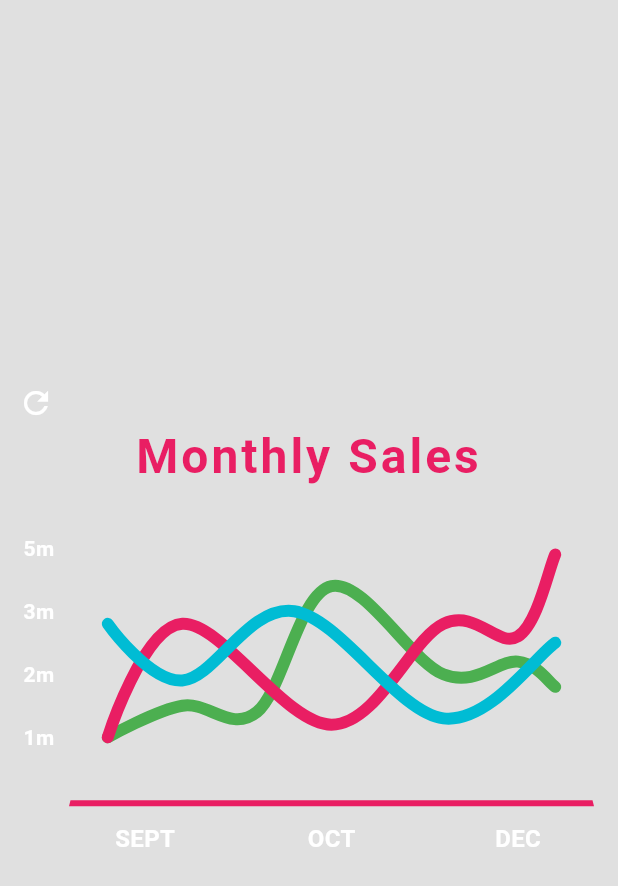
After one commit to umeree/AllTasksOfFlutter, a Flutter app: the screen it shows after launch, after a tap on "Line Chart", on a phone screen of 412 x 824 dp. The commit adds this screen. Shown: the top 886 px of the screen. Run offline on Flutter 3.47's test engine with Material 3 defaults, Android fonts, the phone set to English and light mode, and no system bars; drawn by our look-alikes of fl_chart; our stand-ins replace table_calendar; network calls fail.

Commit message:
Themes Calendar DatePicker

```diff
--- /dev/null
+++ b/lib/LineChat.dart
@@ -0,0 +1,361 @@
+// import 'package:fl_chart_app/presentation/resources/app_resources.dart';
+import 'package:fl_chart/fl_chart.dart';
+import 'package:flutter/material.dart';
+
+class _LineChart extends StatelessWidget {
+  const _LineChart({required this.isShowingMainData});
+
+  final bool isShowingMainData;
+
+  @override
+  Widget build(BuildContext context) {
+    return LineChart(
+      isShowingMainData ? sampleData1 : sampleData2,
+      duration: const Duration(milliseconds: 250),
+    );
+  }
+
+  LineChartData get sampleData1 => LineChartData(
+        lineTouchData: lineTouchData1,
+        gridData: gridData,
+        titlesData: titlesData1,
+        borderData: borderData,
+        lineBarsData: lineBarsData1,
+        minX: 0,
+        maxX: 14,
+        maxY: 4,
+        minY: 0,
+      );
+
+  LineChartData get sampleData2 => LineChartData(
+        lineTouchData: lineTouchData2,
+        gridData: gridData,
+        titlesData: titlesData2,
+        borderData: borderData,
+        lineBarsData: lineBarsData2,
+        minX: 0,
+        maxX: 14,
+        maxY: 6,
+        minY: 0,
+      );
+
+  LineTouchData get lineTouchData1 => LineTouchData(
+        handleBuiltInTouches: true,
+        touchTooltipData: LineTouchTooltipData(
+          tooltipBgColor: Colors.blueGrey.withOpacity(0.8),
+        ),
+      );
+
+  FlTitlesData get titlesData1 => FlTitlesData(
+        bottomTitles: AxisTitles(
+          sideTitles: bottomTitles,
+        ),
+        rightTitles: const AxisTitles(
+          sideTitles: SideTitles(showTitles: false),
+        ),
+        topTitles: const AxisTitles(
+          sideTitles: SideTitles(showTitles: false),
+        ),
+        leftTitles: AxisTitles(
+          sideTitles: leftTitles(),
+        ),
+      );
+
+  List<LineChartBarData> get lineBarsData1 => [
+        lineChartBarData1_1,
+        lineChartBarData1_2,
+        lineChartBarData1_3,
+      ];
+
+  LineTouchData get lineTouchData2 => const LineTouchData(
+        enabled: false,
+      );
+
+  FlTitlesData get titlesData2 => FlTitlesData(
+        bottomTitles: AxisTitles(
+          sideTitles: bottomTitles,
+        ),
+        rightTitles: const AxisTitles(
+          sideTitles: SideTitles(showTitles: false),
+        ),
+        topTitles: const AxisTitles(
+          sideTitles: SideTitles(showTitles: false),
+        ),
+        leftTitles: AxisTitles(
+          sideTitles: leftTitles(),
+        ),
+      );
+
+  List<LineChartBarData> get lineBarsData2 => [
+        lineChartBarData2_1,
+        lineChartBarData2_2,
+        lineChartBarData2_3,
+      ];
+
+  Widget leftTitleWidgets(double value, TitleMeta meta) {
+    const style = TextStyle(
+      fontWeight: FontWeight.bold,
+      fontSize: 14,
+    );
+    String text;
+    switch (value.toInt()) {
+      case 1:
+        text = '1m';
+        break;
+      case 2:
+        text = '2m';
+        break;
+      case 3:
+        text = '3m';
+        break;
+      case 4:
+        text = '5m';
+        break;
+      case 5:
+        text = '6m';
+        break;
+      default:
+        return Container();
+    }
+
+    return Text(text, style: style, textAlign: TextAlign.center);
+  }
+
+  SideTitles leftTitles() => SideTitles(
+        getTitlesWidget: leftTitleWidgets,
+        showTitles: true,
+        interval: 1,
+        reservedSize: 40,
+      );
+
+  Widget bottomTitleWidgets(double value, TitleMeta meta) {
+    const style = TextStyle(
+      fontWeight: FontWeight.bold,
+      fontSize: 16,
+    );
+    Widget text;
+    switch (value.toInt()) {
+      case 2:
+        text = const Text('SEPT', style: style);
+        break;
+      case 7:
+        text = const Text('OCT', style: style);
+        break;
+      case 12:
+        text = const Text('DEC', style: style);
+        break;
+      default:
+        text = const Text('');
+        break;
+    }
+
+    return SideTitleWidget(
+      axisSide: meta.axisSide,
+      space: 10,
+      child: text,
+    );
+  }
+
+  SideTitles get bottomTitles => SideTitles(
+        showTitles: true,
+        reservedSize: 32,
+        interval: 1,
+        getTitlesWidget: bottomTitleWidgets,
+      );
+
+  FlGridData get gridData => const FlGridData(show: false);
+
+  FlBorderData get borderData => FlBorderData(
+        show: true,
+        border: Border(
+          bottom: BorderSide(color: Colors.pink, width: 4),
+          left: const BorderSide(color: Colors.transparent),
+          right: const BorderSide(color: Colors.transparent),
+          top: const BorderSide(color: Colors.transparent),
+        ),
+      );
+
+  LineChartBarData get lineChartBarData1_1 => LineChartBarData(
+        isCurved: true,
+        color: Colors.green,
+        barWidth: 8,
+        isStrokeCapRound: true,
+        dotData: const FlDotData(show: false),
+        belowBarData: BarAreaData(show: false),
+        spots: const [
+          FlSpot(1, 1),
+          FlSpot(3, 1.5),
+          FlSpot(5, 1.4),
+          FlSpot(7, 3.4),
+          FlSpot(10, 2),
+          FlSpot(12, 2.2),
+          FlSpot(13, 1.8),
+        ],
+      );
+
+  LineChartBarData get lineChartBarData1_2 => LineChartBarData(
+        isCurved: true,
+        color: Colors.pink,
+        barWidth: 8,
+        isStrokeCapRound: true,
+        dotData: const FlDotData(show: false),
+        belowBarData: BarAreaData(
+          show: false,
+          color: Colors.red,
+        ),
+        spots: const [
+          FlSpot(1, 1),
+          FlSpot(3, 2.8),
+          FlSpot(7, 1.2),
+          FlSpot(10, 2.8),
+          FlSpot(12, 2.6),
+          FlSpot(13, 3.9),
+        ],
+      );
+
+  LineChartBarData get lineChartBarData1_3 => LineChartBarData(
+        isCurved: true,
+        color: Colors.cyan,
+        barWidth: 8,
+        isStrokeCapRound: true,
+        dotData: const FlDotData(show: false),
+        belowBarData: BarAreaData(show: false),
+        spots: const [
+          FlSpot(1, 2.8),
+          FlSpot(3, 1.9),
+          FlSpot(6, 3),
+          FlSpot(10, 1.3),
+          FlSpot(13, 2.5),
+        ],
+      );
+
+  LineChartBarData get lineChartBarData2_1 => LineChartBarData(
+        isCurved: true,
+        curveSmoothness: 0,
+        color: Colors.green[50],
+        barWidth: 4,
+        isStrokeCapRound: true,
+        dotData: const FlDotData(show: false),
+        belowBarData: BarAreaData(show: false),
+        spots: const [
+          FlSpot(1, 1),
+          FlSpot(3, 4),
+          FlSpot(5, 1.8),
+          FlSpot(7, 5),
+          FlSpot(10, 2),
+          FlSpot(12, 2.2),
+          FlSpot(13, 1.8),
+        ],
+      );
+
+  LineChartBarData get lineChartBarData2_2 => LineChartBarData(
+        isCurved: true,
+        color: Colors.pink,
+        barWidth: 4,
+        isStrokeCapRound: true,
+        dotData: const FlDotData(show: false),
+        belowBarData: BarAreaData(
+          show: true,
+          color: Colors.pink,
+        ),
+        spots: const [
+          FlSpot(1, 1),
+          FlSpot(3, 2.8),
+          FlSpot(7, 1.2),
+          FlSpot(10, 2.8),
+          FlSpot(12, 2.6),
+          FlSpot(13, 3.9),
+        ],
+      );
+
+  LineChartBarData get lineChartBarData2_3 => LineChartBarData(
+        isCurved: true,
+        curveSmoothness: 0,
+        color: Colors.cyan,
+        barWidth: 2,
+        isStrokeCapRound: true,
+        dotData: const FlDotData(show: true),
+        belowBarData: BarAreaData(show: false),
+        spots: const [
+          FlSpot(1, 3.8),
+          FlSpot(3, 1.9),
+          FlSpot(6, 5),
+          FlSpot(10, 3.3),
+          FlSpot(13, 4.5),
+        ],
+      );
+}
+
+class LineChartSample1 extends StatefulWidget {
+  const LineChartSample1({super.key});
+
+  @override
+  State<StatefulWidget> createState() => LineChartSample1State();
+}
+
+class LineChartSample1State extends State<LineChartSample1> {
+  late bool isShowingMainData;
+
+  @override
+  void initState() {
+    super.initState();
+    isShowingMainData = true;
+  }
+
+  @override
+  Widget build(BuildContext context) {
+    return Scaffold(
+      body: Center(
+        child: AspectRatio(
+          aspectRatio: 1.23,
+          child: Stack(
+            children: <Widget>[
+              Column(
+                crossAxisAlignment: CrossAxisAlignment.stretch,
+                children: <Widget>[
+                  const SizedBox(
+                    height: 37,
+                  ),
+                  const Text(
+                    'Monthly Sales',
+                    style: TextStyle(
+                      color: Colors.pink,
+                      fontSize: 32,
+                      fontWeight: FontWeight.bold,
+                      letterSpacing: 2,
+                    ),
+                    textAlign: TextAlign.center,
+                  ),
+                  const SizedBox(
+                    height: 37,
+                  ),
+                  Expanded(
+                    child: Padding(
+                      padding: const EdgeInsets.only(right: 16, left: 6),
+                      child: _LineChart(isShowingMainData: isShowingMainData),
+                    ),
+                  ),
+                  const SizedBox(
+                    height: 10,
+                  ),
+                ],
+              ),
+              IconButton(
+                icon: Icon(
+                  Icons.refresh,
+                  color:
+                      Colors.white.withOpacity(isShowingMainData ? 1.0 : 0.5),
+                ),
+                onPressed: () {
+                  setState(() {
+                    isShowingMainData = !isShowingMainData;
+                  });
+                },
+              )
+            ],
+          ),
+        ),
+      ),
+    );
+  }
+}
--- /dev/null
+++ b/lib/calendar.dart
@@ -0,0 +1,33 @@
+import 'package:flutter/material.dart';
+import 'package:table_calendar/table_calendar.dart';
+
+class CalendarWidget extends StatefulWidget {
+  const CalendarWidget({super.key});
+
+  @override
+  State<CalendarWidget> createState() => _CalendarWidgetState();
+}
+
+class _CalendarWidgetState extends State<CalendarWidget> {
+  @override
+  Widget build(BuildContext context) {
+    return Scaffold(
+      appBar: AppBar(
+        title: Text("Calendar"),
+      ),
+      body: Column(
+        children: [
+          Text("Calendar"),
+          TableCalendar(
+              weekendDays: [DateTime.friday],
+              calendarFormat: CalendarFormat.month,
+              pageJumpingEnabled: true,
+              calendarStyle: CalendarStyle(outsideDaysVisible: true),
+              focusedDay: DateTime.now(),
+              firstDay: DateTime.utc(2005, 5, 15),
+              lastDay: DateTime.utc(2030, 1, 5)),
+        ],
+      ),
+    );
+  }
+}
--- /dev/null
+++ b/lib/datePicker.dart
@@ -0,0 +1,52 @@
+import 'package:flutter/material.dart';
+
+class DatePickerWidget extends StatefulWidget {
+  const DatePickerWidget({super.key});
+
+  @override
+  State<DatePickerWidget> createState() => _DatePickerWidgetState();
+}
+
+class _DatePickerWidgetState extends State<DatePickerWidget> {
+  // void _showDatePicker() {
+  //   showDatePicker(
+  //       context: context,
+  //       initialDate: DateTime.now(),
+  //       firstDate: DateTime.utc(2000),
+  //       lastDate: DateTime.utc(2025));
+  // }
+  DateTime _dateTime = DateTime.now();
+
+  @override
+  Widget build(BuildContext context) {
+    return SafeArea(
+      child: Scaffold(
+        body: Center(
+          child: Column(
+            children: [
+              Text(
+                "$_dateTime",
+                style: TextStyle(color: Colors.black),
+              ),
+              ElevatedButton(
+                child: const Text(" Pick Date "),
+                onPressed: () {
+                  showDatePicker(
+                          context: context,
+                          initialDate: DateTime.now(),
+                          firstDate: DateTime.utc(2000),
+                          lastDate: DateTime.utc(2025))
+                      .then((value) {
+                    setState(() {
+                      _dateTime = value!;
+                    });
+                  });
+                },
+              ),
+            ],
+          ),
+        ),
+      ),
+    );
+  }
+}
--- a/lib/main.dart
+++ b/lib/main.dart
@@ -3,11 +3,15 @@ import 'package:flutter/services.dart';
 import 'package:taskers/Bottom&Drawer.dart';
 import 'package:taskers/Card.dart';
 import 'package:taskers/Constraints.dart';
+import 'package:taskers/LineChat.dart';
 import 'package:taskers/Tooltip.dart';
 import 'package:taskers/alertDialog.dart';
+import 'package:taskers/calendar.dart';
 import 'package:taskers/charts.dart';
+import 'package:taskers/datePicker.dart';
 import 'package:taskers/drawer.dart';
 import 'package:taskers/switch.dart';
+import 'package:taskers/theme.dart';
 import 'GroupIcon3.dart';
 import 'GroupIcon4.dart';
 import 'GroupIcon5.dart';
@@ -27,9 +31,14 @@ class MyApp extends StatelessWidget {
       debugShowCheckedModeBanner: false,
       title: 'Flutter Demo',
       theme: ThemeData(
-        colorScheme: ColorScheme.fromSeed(seedColor: Colors.deepPurple),
-        useMaterial3: true,
-      ),
+          brightness: Brightness.dark,
+          primaryColor: Colors.blue,
+          indicatorColor: Colors.red,
+          scaffoldBackgroundColor: Colors.grey[300],
+          dividerColor: Colors.grey,
+          iconTheme: IconThemeData(color: Colors.black),
+          colorScheme: ColorScheme.dark(),
+          primaryColorDark: Colors.pink),
       home: const MyHomePage(title: 'Widgets Pro'),
     );
   }
@@ -198,6 +207,45 @@ class _MyHomePageState extends State<MyHomePage> {
                               context,
                               MaterialPageRoute(
                                   builder: (context) => const ChartsWidget()));
+                        },
+                      ),
+                      ElevatedButton(
+                        child: const Text("Line Chart"),
+                        onPressed: () {
+                          Navigator.push(
+                              context,
+                              MaterialPageRoute(
+                                  builder: (context) =>
+                                      const LineChartSample1()));
+                        },
+                      ),
+                      ElevatedButton(
+                        child: const Text("Themes"),
+                        onPressed: () {
+                          Navigator.push(
+                              context,
+                              MaterialPageRoute(
+                                  builder: (context) => const ThemeWidget()));
+                        },
+                      ),
+                      ElevatedButton(
+                        child: const Text("Calendar"),
+                        onPressed: () {
+                          Navigator.push(
+                              context,
+                              MaterialPageRoute(
+                                  builder: (context) =>
+                                      const CalendarWidget()));
+                        },
+                      ),
+                      ElevatedButton(
+                        child: const Text("Date Picker"),
+                        onPressed: () {
+                          Navigator.push(
+                              context,
+                              MaterialPageRoute(
+                                  builder: (context) =>
+                                      const DatePickerWidget()));
                         },
                       ),
                     ],
--- /dev/null
+++ b/lib/theme.dart
@@ -0,0 +1,20 @@
+import 'package:flutter/material.dart';
+
+class ThemeWidget extends StatefulWidget {
+  const ThemeWidget({super.key});
+
+  @override
+  State<ThemeWidget> createState() => _ThemeWidgetState();
+}
+
+class _ThemeWidgetState extends State<ThemeWidget> {
+  @override
+  Widget build(BuildContext context) {
+    return Scaffold(
+      appBar: AppBar(
+        title: Text("Themes"),
+      ),
+      body: Center(child: Text("In the main file (Material App)")),
+    );
+  }
+}
--- a/pubspec.yaml
+++ b/pubspec.yaml
@@ -40,6 +40,7 @@ dev_dependencies:
   flutter_test:
     sdk: flutter
   fl_chart: ^0.65.0
+  table_calendar: ^3.0.9
   # The "flutter_lints" package below contains a set of recommended lints to
   # encourage good coding practices. The lint set provided by the package is
   # activated in the `analysis_options.yaml` file located at the root of your
```
Also changed, not shown: pubspec.lock.
